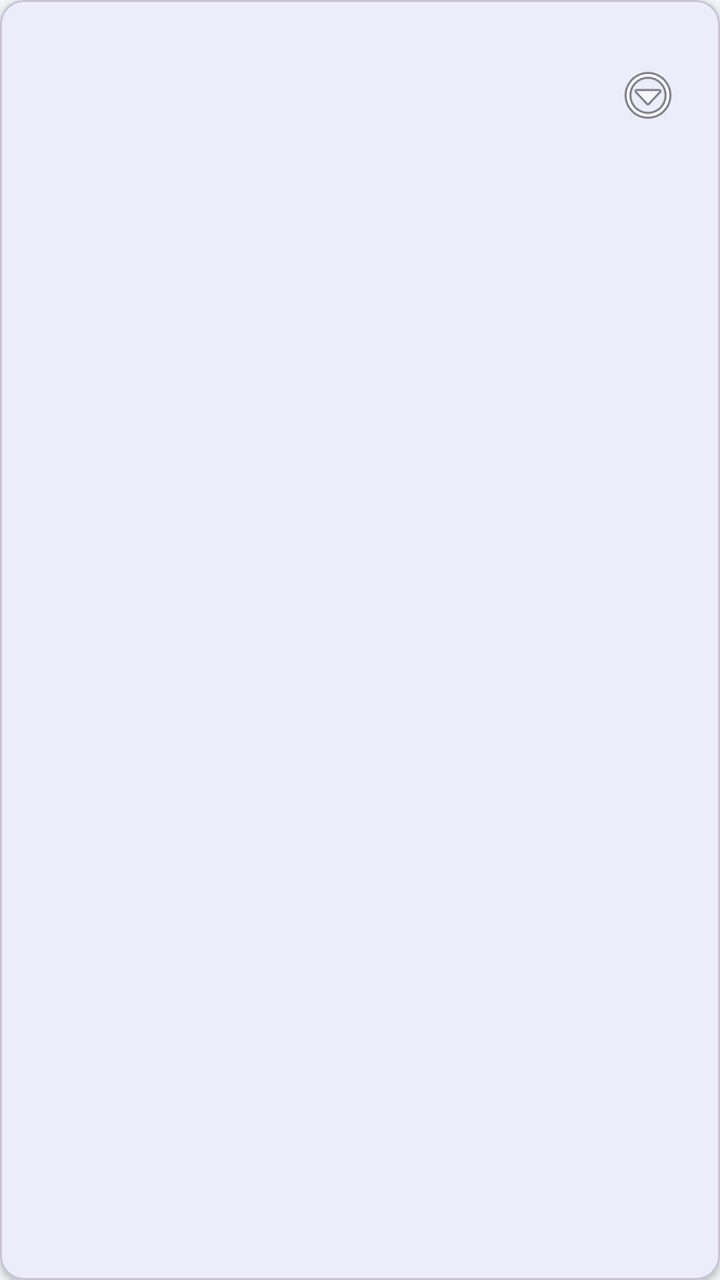
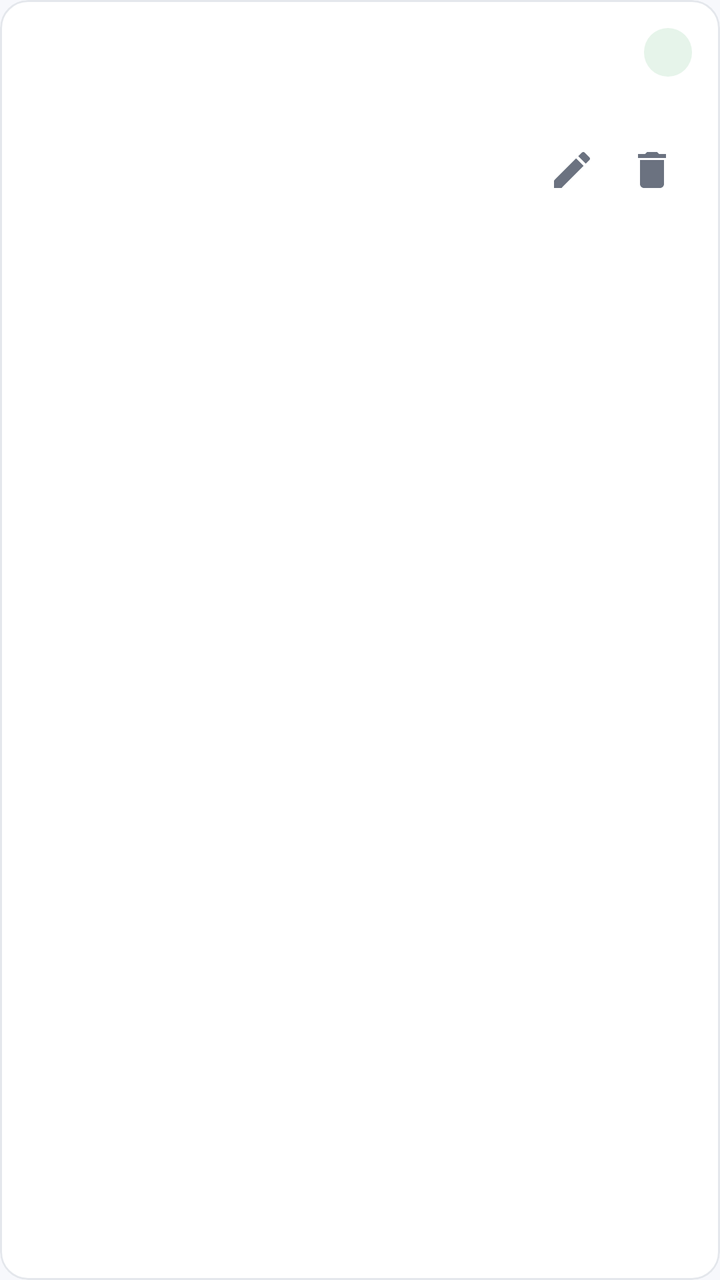

Compare the two renders of this Android layout. The source of the first and the diff that turns it into the second are given below.
<!-- AndroidManifest.xml: application theme Theme.SalesApp -->
<!-- res/layout/item_subcategory.xml -->
<?xml version="1.0" encoding="utf-8"?>
<com.google.android.material.card.MaterialCardView
    xmlns:android="http://schemas.android.com/apk/res/android"
    xmlns:app="http://schemas.android.com/apk/res-auto"
    android:layout_width="match_parent"
    android:layout_height="wrap_content"
    android:layout_marginHorizontal="12dp"
    android:layout_marginVertical="6dp"
    app:cardCornerRadius="12dp"
    app:cardElevation="2dp">

    <LinearLayout
        android:layout_width="match_parent"
        android:layout_height="wrap_content"
        android:orientation="horizontal"
        android:gravity="center_vertical"
        android:padding="16dp">

        <LinearLayout
            android:layout_width="0dp"
            android:layout_height="wrap_content"
            android:layout_weight="1"
            android:orientation="vertical">

            <TextView
                android:id="@+id/tvName"
                android:layout_width="wrap_content"
                android:layout_height="wrap_content"
                android:textSize="16sp"
                android:textStyle="bold"
                android:textColor="@color/text_primary" />

            <TextView
                android:id="@+id/tvCategory"
                android:layout_width="wrap_content"
                android:layout_height="wrap_content"
                android:layout_marginTop="2dp"
                android:textColor="@color/text_secondary"
                android:textSize="13sp" />

            <TextView
                android:id="@+id/tvMeta"
                android:layout_width="wrap_content"
                android:layout_height="wrap_content"
                android:layout_marginTop="6dp"
                android:textColor="@color/primary"
                android:textSize="12sp" />
        </LinearLayout>

        <ImageButton
            android:id="@+id/btnMenu"
            android:layout_width="40dp"
            android:layout_height="40dp"
            android:background="?attr/selectableItemBackgroundBorderless"
            android:src="@android:drawable/ic_menu_more"
            android:contentDescription="Options" />
    </LinearLayout>
</com.google.android.material.card.MaterialCardView>
<!-- resources referenced by this layout -->
<resources>
  <color name="primary">#1565C0</color>
  <color name="text_primary">#FF1A1A1A</color>
  <color name="text_secondary">#FF6B6B6B</color>
  <style name="Theme.SalesApp" parent="Theme.Material3.DayNight.NoActionBar">
          <item name="colorPrimary">@color/primary</item>
          <item name="colorPrimaryDark">@color/primary_dark</item>
          <item name="colorPrimaryVariant">@color/primary_variant</item>
          <item name="colorOnPrimary">@color/white</item>
          <item name="colorSecondary">@color/accent</item>
          <item name="colorOnSecondary">@color/white</item>
          <item name="android:statusBarColor">@color/primary_dark</item>
          <item name="android:windowBackground">@color/bg</item>
      </style>
  <color name="primary_dark">#0D47A1</color>
  <color name="accent">#FF6D00</color>
  <color name="bg">#FFF5F6FA</color>
  <!-- unchanged entries left out for length: 2 -->
</resources>

<!-- the commit's change to res/layout/item_subcategory.xml (unified diff, before → after) -->
@@ -5,54 +5,73 @@
     android:layout_width="match_parent"
     android:layout_height="wrap_content"
     android:layout_marginHorizontal="12dp"
-    android:layout_marginVertical="6dp"
-    app:cardCornerRadius="12dp"
-    app:cardElevation="2dp">
+    android:layout_marginVertical="5dp"
+    app:cardBackgroundColor="@color/surface"
+    app:cardCornerRadius="14dp"
+    app:cardElevation="0dp"
+    app:strokeColor="@color/divider"
+    app:strokeWidth="1dp">
 
     <LinearLayout
         android:layout_width="match_parent"
         android:layout_height="wrap_content"
-        android:orientation="horizontal"
-        android:gravity="center_vertical"
-        android:padding="16dp">
+        android:orientation="vertical"
+        android:padding="14dp">
 
         <LinearLayout
-            android:layout_width="0dp"
+            android:layout_width="match_parent"
             android:layout_height="wrap_content"
-            android:layout_weight="1"
-            android:orientation="vertical">
+            android:orientation="horizontal"
+            android:gravity="center_vertical">
 
             <TextView
                 android:id="@+id/tvName"
-                android:layout_width="wrap_content"
+                android:layout_width="0dp"
                 android:layout_height="wrap_content"
+                android:layout_weight="1"
                 android:textSize="16sp"
                 android:textStyle="bold"
                 android:textColor="@color/text_primary" />
 
             <TextView
-                android:id="@+id/tvCategory"
-                android:layout_width="wrap_content"
-                android:layout_height="wrap_content"
-                android:layout_marginTop="2dp"
-                android:textColor="@color/text_secondary"
-                android:textSize="13sp" />
+                android:id="@+id/tvStatus"
+                style="@style/StatusChip" />
+        </LinearLayout>
+
+        <TextView
+            android:id="@+id/tvCategory"
+            android:layout_width="match_parent"
+            android:layout_height="wrap_content"
+            android:layout_marginTop="3dp"
+            android:textColor="@color/text_secondary"
+            android:textSize="13sp" />
+
+        <LinearLayout
+            android:layout_width="match_parent"
+            android:layout_height="wrap_content"
+            android:layout_marginTop="6dp"
+            android:orientation="horizontal"
+            android:gravity="center_vertical">
 
             <TextView
                 android:id="@+id/tvMeta"
-                android:layout_width="wrap_content"
+                android:layout_width="0dp"
                 android:layout_height="wrap_content"
-                android:layout_marginTop="6dp"
-                android:textColor="@color/primary"
+                android:layout_weight="1"
+                android:textColor="@color/text_secondary"
                 android:textSize="12sp" />
+
+            <ImageButton
+                android:id="@+id/btnEdit"
+                style="@style/Widget.SalesApp.IconButton"
+                android:src="@drawable/ic_edit"
+                android:contentDescription="Edit" />
+
+            <ImageButton
+                android:id="@+id/btnToggle"
+                style="@style/Widget.SalesApp.IconButton"
+                android:src="@drawable/ic_delete"
+                android:contentDescription="Delete" />
         </LinearLayout>
-
-        <ImageButton
-            android:id="@+id/btnMenu"
-            android:layout_width="40dp"
-            android:layout_height="40dp"
-            android:background="?attr/selectableItemBackgroundBorderless"
-            android:src="@android:drawable/ic_menu_more"
-            android:contentDescription="Options" />
     </LinearLayout>
 </com.google.android.material.card.MaterialCardView>
<!-- resource entries referenced after the edit -->
@@ -1,21 +1,84 @@
 <!-- resources referenced by this layout -->
 <resources>
-  <color name="primary">#1565C0</color>
-  <color name="text_primary">#FF1A1A1A</color>
-  <color name="text_secondary">#FF6B6B6B</color>
-  <style name="Theme.SalesApp" parent="Theme.Material3.DayNight.NoActionBar">
+  <color name="divider">#FFE4E7EC</color>
+  <color name="surface">#FFFFFFFF</color>
+  <color name="primary">#0D5FCC</color>
+  <color name="text_primary">#FF1A1A22</color>
+  <color name="text_secondary">#FF6B7280</color>
+  <!-- drawable ic_delete (drawable) -->
+  <vector xmlns:android="http://schemas.android.com/apk/res/android"
+      android:width="24dp" android:height="24dp" android:viewportWidth="24" android:viewportHeight="24"
+      android:tint="@color/text_secondary">
+      <path android:fillColor="@android:color/white" android:pathData="M6,19c0,1.1 0.9,2 2,2h8c1.1,0 2,-0.9 2,-2V7H6v12zM19,4h-3.5l-1,-1h-5l-1,1H5v2h14V4z"/>
+  </vector>
+  <!-- drawable ic_edit (drawable) -->
+  <vector xmlns:android="http://schemas.android.com/apk/res/android"
+      android:width="24dp" android:height="24dp" android:viewportWidth="24" android:viewportHeight="24"
+      android:tint="@color/text_secondary">
+      <path android:fillColor="@android:color/white" android:pathData="M3,17.25V21h3.75L17.81,9.94l-3.75,-3.75L3,17.25zM20.71,7.04c0.39,-0.39 0.39,-1.02 0,-1.41l-2.34,-2.34c-0.39,-0.39 -1.02,-0.39 -1.41,0l-1.83,1.83 3.75,3.75 1.83,-1.83z"/>
+  </vector>
+  <style name="StatusChip">
+          <item name="android:layout_width">wrap_content</item>
+          <item name="android:layout_height">wrap_content</item>
+          <item name="android:paddingHorizontal">12dp</item>
+          <item name="android:paddingVertical">4dp</item>
+          <item name="android:textSize">12sp</item>
+          <item name="android:textStyle">bold</item>
+          <item name="android:gravity">center</item>
+          <item name="android:background">@drawable/chip_success</item>
+          <item name="android:textColor">@color/chip_success_fg</item>
+      </style>
+  <style name="Widget.SalesApp.IconButton">
+          <item name="android:layout_width">40dp</item>
+          <item name="android:layout_height">40dp</item>
+          <item name="android:background">?attr/selectableItemBackgroundBorderless</item>
+          <item name="android:scaleType">centerInside</item>
+          <item name="android:padding">8dp</item>
+      </style>
+  <style name="Theme.SalesApp" parent="Theme.Material3.Light.NoActionBar">
           <item name="colorPrimary">@color/primary</item>
           <item name="colorPrimaryDark">@color/primary_dark</item>
           <item name="colorPrimaryVariant">@color/primary_variant</item>
           <item name="colorOnPrimary">@color/white</item>
-          <item name="colorSecondary">@color/accent</item>
+          <item name="colorSecondary">@color/primary</item>
           <item name="colorOnSecondary">@color/white</item>
-          <item name="android:statusBarColor">@color/primary_dark</item>
+          <item name="colorSurface">@color/surface</item>
+          <item name="colorOnSurface">@color/text_primary</item>
+          <item name="android:colorBackground">@color/bg</item>
+          <item name="android:statusBarColor">@color/surface</item>
+          <item name="android:windowLightStatusBar">true</item>
           <item name="android:windowBackground">@color/bg</item>
+          <item name="materialButtonStyle">@style/Widget.SalesApp.Button</item>
+          <item name="floatingActionButtonStyle">@style/Widget.SalesApp.Fab</item>
       </style>
-  <color name="primary_dark">#0D47A1</color>
-  <color name="accent">#FF6D00</color>
-  <color name="bg">#FFF5F6FA</color>
+  <!-- drawable chip_success (drawable) -->
+  <?xml version="1.0" encoding="utf-8"?>
+  <shape xmlns:android="http://schemas.android.com/apk/res/android" android:shape="rectangle">
+      <solid android:color="@color/chip_success_bg" />
+      <corners android:radius="20dp" />
+  </shape>
+  <color name="chip_success_fg">#FF1E7D34</color>
+  <color name="primary_dark">#0A4CA3</color>
+  <color name="bg">#FFF7F8FC</color>
+  <style name="Widget.SalesApp.Button" parent="Widget.Material3.Button">
+          <item name="cornerRadius">28dp</item>
+          <item name="android:paddingVertical">12dp</item>
+          <item name="android:textSize">15sp</item>
+          <item name="android:textAllCaps">false</item>
+          <item name="backgroundTint">@color/primary</item>
+      </style>
+  <style name="Widget.SalesApp.Fab" parent="Widget.Material3.FloatingActionButton.Primary">
+          <item name="backgroundTint">@color/primary</item>
+          <item name="tint">@color/white</item>
+          <item name="srcCompat">@drawable/ic_add</item>
+      </style>
+  <color name="chip_success_bg">#FFE6F4EA</color>
+  <!-- drawable ic_add (drawable) -->
+  <vector xmlns:android="http://schemas.android.com/apk/res/android"
+      android:width="24dp" android:height="24dp" android:viewportWidth="24" android:viewportHeight="24"
+      android:tint="@color/white">
+      <path android:fillColor="@android:color/white" android:pathData="M19,13h-6v6h-2v-6H5v-2h6V5h2v6h6v2z"/>
+  </vector>
   <!-- unchanged entries left out for length: 2 -->
 </resources>
 
